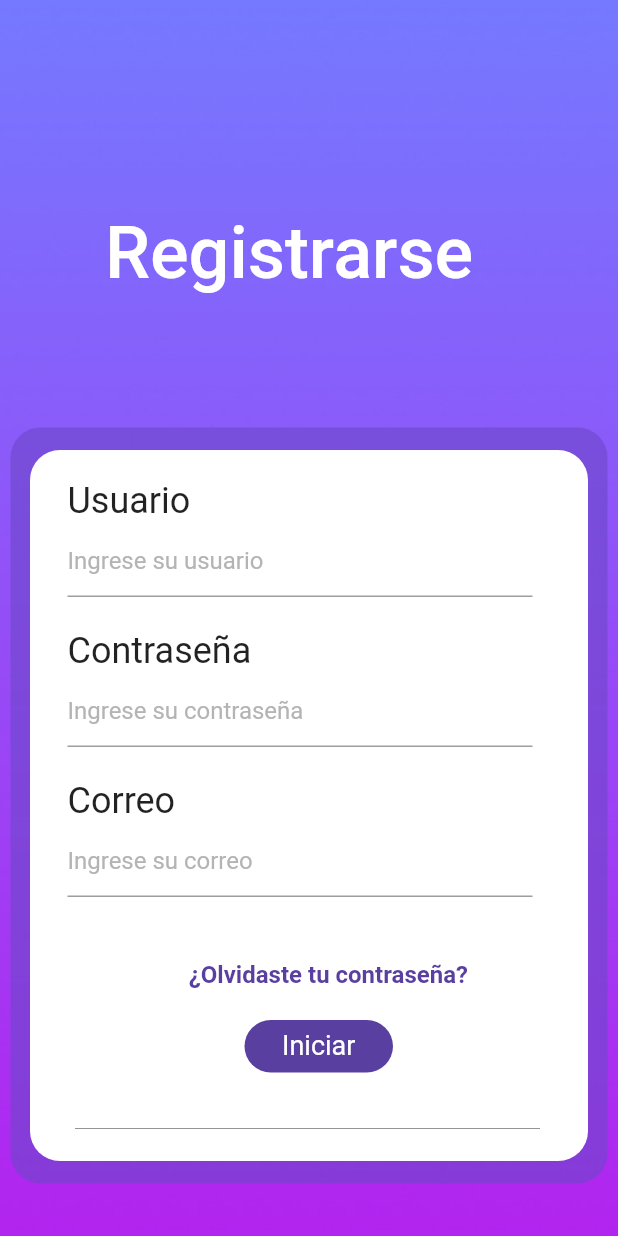
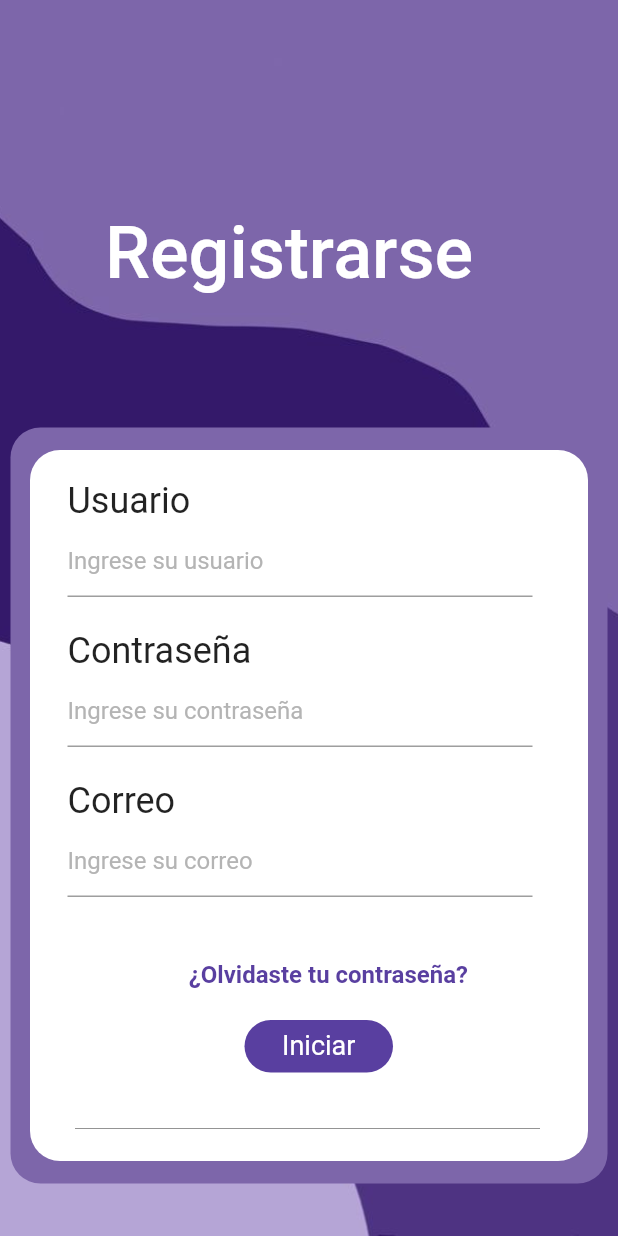
Before and after one commit to eduard165/MiFEI, a Flutter app: the screen it shows after launch, on a phone screen of 412 x 824 dp. Run offline on Flutter 3.47's test engine with Material 2 defaults, Android fonts, the phone set to English and light mode, and no system bars; our stand-ins replace carousel_slider; Roboto replaces fonts that are missing (Poppins, Poppins-Medium).

Commit message:
registro_completo

```diff
--- a/mi_fei/lib/config.dart
+++ b/mi_fei/lib/config.dart
@@ -1,7 +1,7 @@
 import 'package:flutter/material.dart';
 
 const Color transparent = Color(0x00000000);
-const Color layerOneBg = Color.fromARGB(155, 108, 71, 201);
+const Color layerOneBg = Color(0xFF7D66AA);
 const Color layerTwoBg = Color.fromARGB(255, 255, 255, 255);
 
 const Color forgotPasswordText = Color.fromARGB(255, 89, 63, 160);
--- a/mi_fei/lib/main.dart
+++ b/mi_fei/lib/main.dart
@@ -54,7 +54,7 @@ class MiFEI extends StatelessWidget {
         decoration: BoxDecoration(
             //color: Color(0xFF395b64),
             image: DecorationImage(
-          image: AssetImage('assets/images/fondo.jpeg'),
+          image: AssetImage('assets/images/fondo.jpg'),
           fit: BoxFit.cover,
         )),
         child: Stack(
```
Also changed, not shown: mi_fei/assets/images/fondo.jpg (added).
